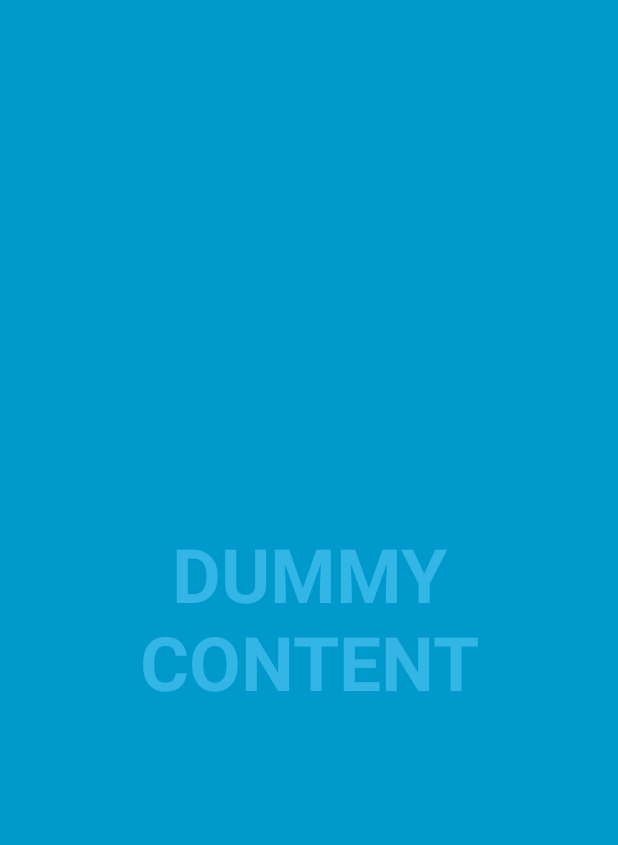
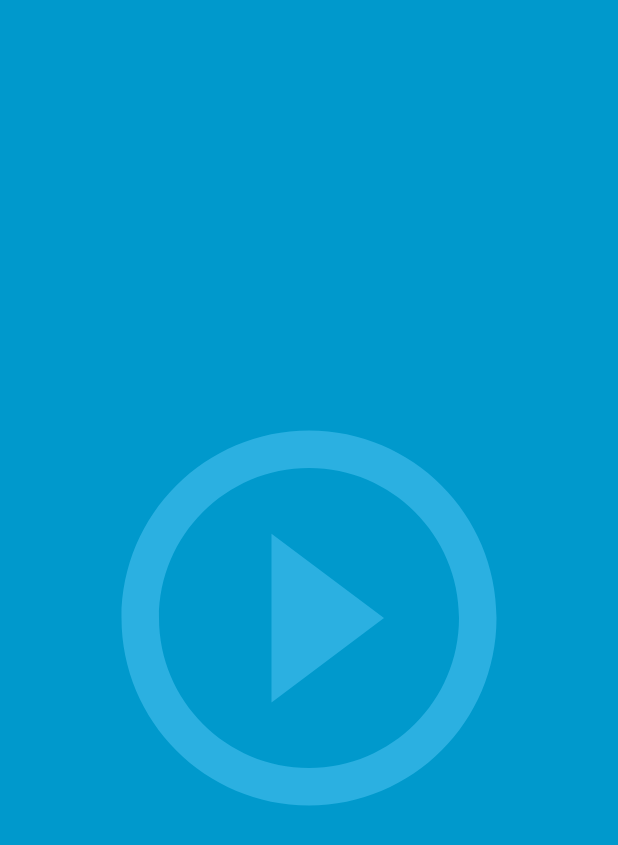
Before and after one commit to j-villasante/reds, an Android app: the screen it shows after launch (Start), on a phone screen of 412 x 824 dp. Shown: the top 845 px of the screen. Run offline under Robolectric (Android 15) with nearby library versions, the phone set to English and light mode, and no system bars; our stand-ins replace ButterKnife, Firebase (no records; nobody signed in at launch, a user with empty details on screens opened directly).

Commit message:
added firebase and onclick for play button

```diff
--- a/app/src/main/AndroidManifest.xml
+++ b/app/src/main/AndroidManifest.xml
@@ -21,5 +21,5 @@
             </intent-filter>
         </activity>
     </application>
-
+    <uses-permission android:name="android.permission.NFC" />
 </manifest>
--- a/app/src/main/java/com/berry/blue/reds/Start.java
+++ b/app/src/main/java/com/berry/blue/reds/Start.java
@@ -1,163 +1,64 @@
 package com.berry.blue.reds;
 
-import android.annotation.SuppressLint;
-import android.support.v7.app.ActionBar;
-import android.support.v7.app.AppCompatActivity;
+import android.app.Activity;
 import android.os.Bundle;
 import android.os.Handler;
-import android.view.MotionEvent;
 import android.view.View;
+import android.widget.TextView;
+import android.widget.Toast;
 
-/**
- * An example full-screen activity that shows and hides the system UI (i.e.
- * status bar and navigation/system bar) with user interaction.
- */
-public class Start extends AppCompatActivity {
-    /**
-     * Whether or not the system UI should be auto-hidden after
-     * {@link #AUTO_HIDE_DELAY_MILLIS} milliseconds.
-     */
-    private static final boolean AUTO_HIDE = true;
+import com.berry.blue.reds.main.ViewStartI;
+import com.berry.blue.reds.main.Word;
+import com.berry.blue.reds.main.WordCon;
 
-    /**
-     * If {@link #AUTO_HIDE} is set, the number of milliseconds to wait after
-     * user interaction before hiding the system UI.
-     */
-    private static final int AUTO_HIDE_DELAY_MILLIS = 3000;
+import butterknife.BindView;
+import butterknife.ButterKnife;
 
-    /**
-     * Some older devices needs a small delay between UI widget updates
-     * and a change of the status and navigation bar.
-     */
-    private static final int UI_ANIMATION_DELAY = 300;
+public class Start extends Activity implements ViewStartI {
+    @BindView(R.id.fullscreen_content) View mContentView;
+    @BindView(R.id.rla_play_layout) View mPlayLayout;
+    @BindView(R.id.main_word_view) TextView tviWord;
+
     private final Handler mHideHandler = new Handler();
-    private View mContentView;
-    private final Runnable mHidePart2Runnable = new Runnable() {
-        @SuppressLint("InlinedApi")
-        @Override
-        public void run() {
-            // Delayed removal of status and navigation bar
+    private WordCon controller = WordCon.getInstance(this);
 
-            // Note that some of these constants are new as of API 16 (Jelly Bean)
-            // and API 19 (KitKat). It is safe to use them, as they are inlined
-            // at compile-time and do nothing on earlier devices.
-            mContentView.setSystemUiVisibility(View.SYSTEM_UI_FLAG_LOW_PROFILE
-                    | View.SYSTEM_UI_FLAG_FULLSCREEN
-                    | View.SYSTEM_UI_FLAG_LAYOUT_STABLE
-                    | View.SYSTEM_UI_FLAG_IMMERSIVE_STICKY
-                    | View.SYSTEM_UI_FLAG_LAYOUT_HIDE_NAVIGATION
-                    | View.SYSTEM_UI_FLAG_HIDE_NAVIGATION);
-        }
-    };
-    private View mControlsView;
-    private final Runnable mShowPart2Runnable = new Runnable() {
-        @Override
-        public void run() {
-            // Delayed display of UI elements
-            ActionBar actionBar = getSupportActionBar();
-            if (actionBar != null) {
-                actionBar.show();
-            }
-            mControlsView.setVisibility(View.VISIBLE);
-        }
-    };
-    private boolean mVisible;
-    private final Runnable mHideRunnable = new Runnable() {
-        @Override
-        public void run() {
-            hide();
-        }
-    };
-    /**
-     * Touch listener to use for in-layout UI controls to delay hiding the
-     * system UI. This is to prevent the jarring behavior of controls going away
-     * while interacting with activity UI.
-     */
-    private final View.OnTouchListener mDelayHideTouchListener = new View.OnTouchListener() {
-        @Override
-        public boolean onTouch(View view, MotionEvent motionEvent) {
-            if (AUTO_HIDE) {
-                delayedHide(AUTO_HIDE_DELAY_MILLIS);
-            }
-            return false;
-        }
+    private final Runnable mHideRunnable = this::hide;
+    private View.OnClickListener startClickListener = (View view) -> {
+        this.mPlayLayout.setVisibility(View.GONE);
+        this.controller.getRandomWord();
     };
 
     @Override
     protected void onCreate(Bundle savedInstanceState) {
         super.onCreate(savedInstanceState);
+        setContentView(R.layout.activity_start);
+        ButterKnife.bind(this);
 
-        setContentView(R.layout.activity_start);
-
-        mVisible = true;
-        mControlsView = findViewById(R.id.fullscreen_content_controls);
-        mContentView = findViewById(R.id.fullscreen_content);
-
-
-        // Set up the user interaction to manually show or hide the system UI.
-        mContentView.setOnClickListener(new View.OnClickListener() {
-            @Override
-            public void onClick(View view) {
-                toggle();
-            }
-        });
-
-        // Upon interacting with UI controls, delay any scheduled hide()
-        // operations to prevent the jarring behavior of controls going away
-        // while interacting with the UI.
-        findViewById(R.id.dummy_button).setOnTouchListener(mDelayHideTouchListener);
+        mPlayLayout.setOnClickListener(this.startClickListener);
     }
 
     @Override
     protected void onPostCreate(Bundle savedInstanceState) {
         super.onPostCreate(savedInstanceState);
-
-        // Trigger the initial hide() shortly after the activity has been
-        // created, to briefly hint to the user that UI controls
-        // are available.
-        delayedHide(100);
-    }
-
-    private void toggle() {
-        if (mVisible) {
-            hide();
-        } else {
-            show();
-        }
+        mHideHandler.postDelayed(mHideRunnable, 500);
     }
 
     private void hide() {
-        // Hide UI first
-        ActionBar actionBar = getSupportActionBar();
-        if (actionBar != null) {
-            actionBar.hide();
-        }
-        mControlsView.setVisibility(View.GONE);
-        mVisible = false;
-
-        // Schedule a runnable to remove the status and navigation bar after a delay
-        mHideHandler.removeCallbacks(mShowPart2Runnable);
-        mHideHandler.postDelayed(mHidePart2Runnable, UI_ANIMATION_DELAY);
+        mContentView.setSystemUiVisibility(View.SYSTEM_UI_FLAG_LOW_PROFILE
+                | View.SYSTEM_UI_FLAG_FULLSCREEN
+                | View.SYSTEM_UI_FLAG_LAYOUT_STABLE
+                | View.SYSTEM_UI_FLAG_IMMERSIVE_STICKY
+                | View.SYSTEM_UI_FLAG_LAYOUT_HIDE_NAVIGATION
+                | View.SYSTEM_UI_FLAG_HIDE_NAVIGATION);
     }
 
-    @SuppressLint("InlinedApi")
-    private void show() {
-        // Show the system bar
-        mContentView.setSystemUiVisibility(View.SYSTEM_UI_FLAG_LAYOUT_FULLSCREEN
-                | View.SYSTEM_UI_FLAG_LAYOUT_HIDE_NAVIGATION);
-        mVisible = true;
-
-        // Schedule a runnable to display UI elements after a delay
-        mHideHandler.removeCallbacks(mHidePart2Runnable);
-        mHideHandler.postDelayed(mShowPart2Runnable, UI_ANIMATION_DELAY);
+    @Override
+    public void onWordObtained(Word word) {
+        tviWord.setText(word.name);
     }
 
-    /**
-     * Schedules a call to hide() in [delay] milliseconds, canceling any
-     * previously scheduled calls.
-     */
-    private void delayedHide(int delayMillis) {
-        mHideHandler.removeCallbacks(mHideRunnable);
-        mHideHandler.postDelayed(mHideRunnable, delayMillis);
+    @Override
+    public void onValueError(String message) {
+        Toast.makeText(this, message, Toast.LENGTH_SHORT).show();
     }
 }
--- /dev/null
+++ b/app/src/main/java/com/berry/blue/reds/main/ViewStartI.java
@@ -0,0 +1,6 @@
+package com.berry.blue.reds.main;
+
+public interface ViewStartI {
+    void onWordObtained(Word word);
+    void onValueError(String message);
+}
--- /dev/null
+++ b/app/src/main/java/com/berry/blue/reds/main/WordCon.java
@@ -0,0 +1,54 @@
+package com.berry.blue.reds.main;
+
+import com.google.firebase.database.DataSnapshot;
+import com.google.firebase.database.DatabaseError;
+import com.google.firebase.database.DatabaseReference;
+import com.google.firebase.database.FirebaseDatabase;
+import com.google.firebase.database.ValueEventListener;
+
+import java.util.Iterator;
+import java.util.concurrent.ThreadLocalRandom;
+
+public class WordCon {
+    private ViewStartI view;
+    private DatabaseReference reference;
+
+    private static WordCon instance;
+
+    private WordCon(ViewStartI view) {
+        this.view = view;
+        this.reference = FirebaseDatabase.getInstance().getReference("words");
+    }
+
+    public static WordCon getInstance(ViewStartI view) {
+        if (instance == null) {
+            instance = new WordCon(view);
+        }
+        return instance;
+    }
+
+    public void getRandomWord() {
+        System.out.print("herre");
+        ValueEventListener postListener = new ValueEventListener() {
+            @Override
+            public void onDataChange(DataSnapshot snap) {
+                long wordNum = ThreadLocalRandom.current().nextLong(snap.getChildrenCount() + 1);
+                Iterator<DataSnapshot> itr = snap.getChildren().iterator();
+
+                for (long i = 0; i < wordNum; i++) {
+                    itr.next();
+                }
+                DataSnapshot item = itr.next();
+                Word word = item.getValue(Word.class);
+                if (word != null) word.key = item.getKey();
+                view.onWordObtained(word);
+            }
+
+            @Override
+            public void onCancelled(DatabaseError databaseError) {
+                view.onValueError(databaseError.getMessage());
+            }
+        };
+        this.reference.addListenerForSingleValueEvent(postListener);
+    }
+}
--- /dev/null
+++ b/app/src/main/res/drawable/ic_play_circle_outline_black_24dp.xml
@@ -0,0 +1,5 @@
+<vector android:alpha="0.85" android:height="60dp"
+    android:viewportHeight="24.0" android:viewportWidth="24.0"
+    android:width="60dp" xmlns:android="http://schemas.android.com/apk/res/android">
+    <path android:fillColor="#33b5e5" android:pathData="M10,16.5l6,-4.5 -6,-4.5v9zM12,2C6.48,2 2,6.48 2,12s4.48,10 10,10 10,-4.48 10,-10S17.52,2 12,2zM12,20c-4.41,0 -8,-3.59 -8,-8s3.59,-8 8,-8 8,3.59 8,8 -3.59,8 -8,8z"/>
+</vector>
--- a/app/src/main/res/layout/activity_start.xml
+++ b/app/src/main/res/layout/activity_start.xml
@@ -1,50 +1,24 @@
-<FrameLayout xmlns:android="http://schemas.android.com/apk/res/android"
+<RelativeLayout xmlns:android="http://schemas.android.com/apk/res/android"
     xmlns:tools="http://schemas.android.com/tools"
     android:layout_width="match_parent"
     android:layout_height="match_parent"
     android:background="#0099cc"
+    android:id="@+id/fullscreen_content"
     tools:context="com.berry.blue.reds.Start">
-
-    <!-- The primary full-screen view. This can be replaced with whatever view
-         is needed to present your content, e.g. VideoView, SurfaceView,
-         TextureView, etc. -->
-    <TextView
-        android:id="@+id/fullscreen_content"
-        android:layout_width="match_parent"
-        android:layout_height="match_parent"
+    <RelativeLayout
+        android:id="@+id/rla_play_layout"
+        android:layout_width="300dp"
+        android:layout_height="300dp"
         android:gravity="center"
         android:keepScreenOn="true"
-        android:text="@string/dummy_content"
-        android:textColor="#33b5e5"
-        android:textSize="50sp"
-        android:textStyle="bold" />
-
-    <!-- This FrameLayout insets its children based on system windows using
-         android:fitsSystemWindows. -->
-    <FrameLayout
-        android:layout_width="match_parent"
-        android:layout_height="match_parent"
-        android:fitsSystemWindows="true">
-
-        <LinearLayout
-            android:id="@+id/fullscreen_content_controls"
-            style="?metaButtonBarStyle"
-            android:layout_width="match_parent"
-            android:layout_height="wrap_content"
-            android:layout_gravity="bottom|center_horizontal"
-            android:background="@color/black_overlay"
-            android:orientation="horizontal"
-            tools:ignore="UselessParent">
-
-            <Button
-                android:id="@+id/dummy_button"
-                style="?metaButtonBarButtonStyle"
-                android:layout_width="0dp"
-                android:layout_height="wrap_content"
-                android:layout_weight="1"
-                android:text="@string/dummy_button" />
-
-        </LinearLayout>
-    </FrameLayout>
-
-</FrameLayout>
+        android:layout_centerHorizontal="true"
+        android:layout_centerVertical="true"
+        android:background="@drawable/ic_play_circle_outline_black_24dp" />
+    <TextView
+        android:id="@+id/main_word_view"
+        android:layout_width="wrap_content"
+        android:layout_height="wrap_content"
+        android:layout_centerHorizontal="true"
+        android:layout_centerVertical="true"
+        android:textSize="140sp" />
+</RelativeLayout>
--- a/app/src/main/res/values/styles.xml
+++ b/app/src/main/res/values/styles.xml
@@ -1,7 +1,7 @@
 <resources>
 
     <!-- Base application theme. -->
-    <style name="AppTheme" parent="Theme.AppCompat.Light.DarkActionBar">
+    <style name="AppTheme" parent="android:Theme.Material.NoActionBar">
         <!-- Customize your theme here. -->
         <item name="colorPrimary">@color/colorPrimary</item>
         <item name="colorPrimaryDark">@color/colorPrimaryDark</item>
```
Also changed, not shown: app/build.gradle (+12 -0 lines), app/src/main/java/com/berry/blue/reds/main/Word.java (added, +8 -0 lines), build.gradle (+6 -1 lines), 1 other file.
